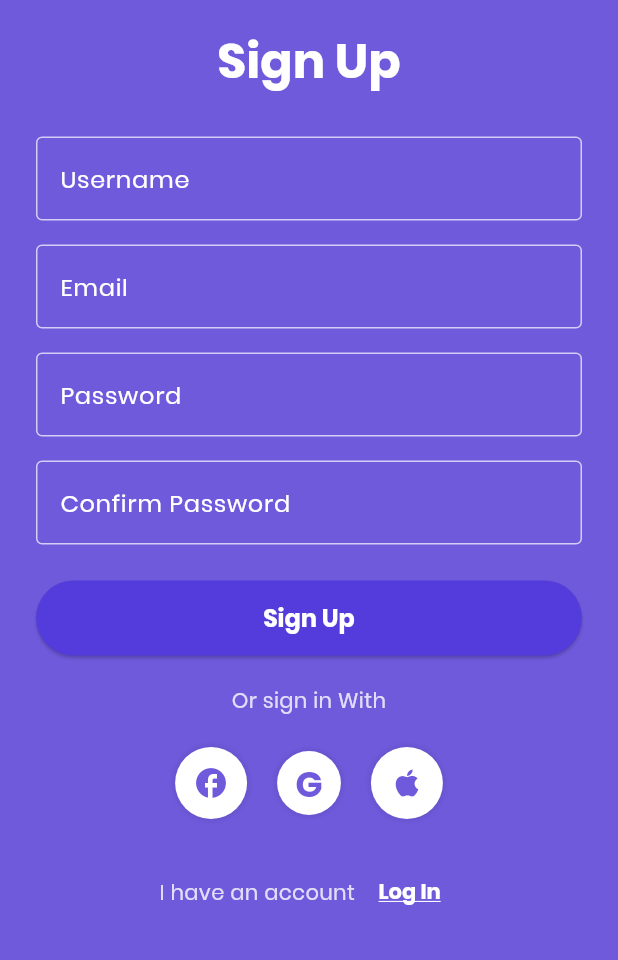
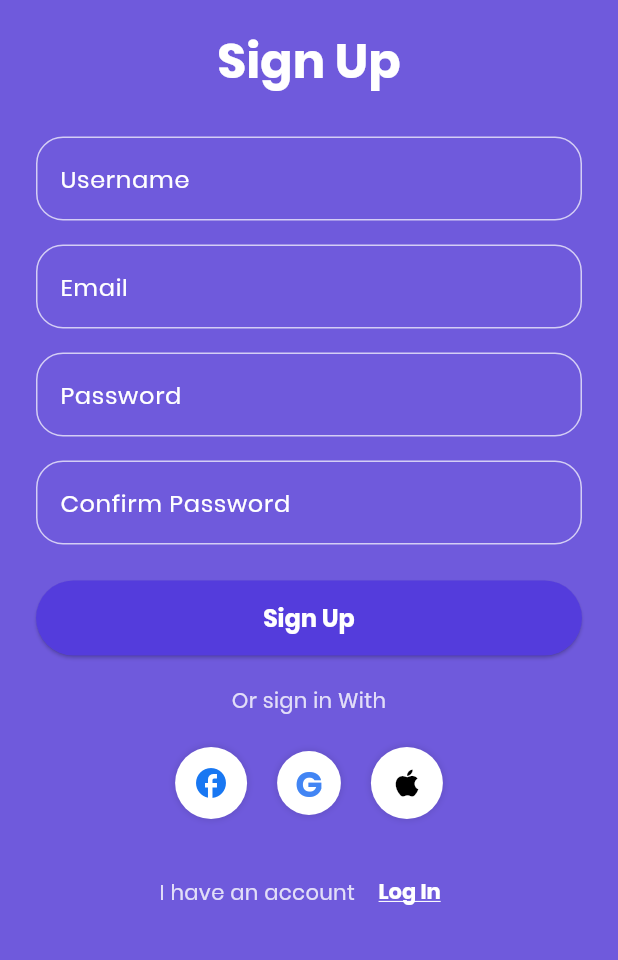
Before and after one commit to Theodore-Ross-18/Laundry-Scout, a Flutter app: the SignupScreen screen opened directly, on a phone screen of 412 x 824 dp, the part 276-1236 px from its top. Run offline on Flutter 3.47's test engine with Material 3 defaults, Android fonts, the phone set to English and light mode, and no system bars; our stand-ins replace flutter_dotenv, supabase_flutter; accounts and stored records are empty.

Commit message:
Signup Fix

```diff
--- a/laundry_scout/lib/screens/auth/signup_screen.dart
+++ b/laundry_scout/lib/screens/auth/signup_screen.dart
@@ -100,7 +100,18 @@
                     controller: _usernameController,
                     decoration: const InputDecoration(
                       labelText: 'Username',
-                      // border: OutlineInputBorder(), // Using global theme
+                      border: OutlineInputBorder(
+                        borderRadius: BorderRadius.all(Radius.circular(18.0)), // Apply border radius
+                        borderSide: BorderSide(color: Color(0xFFFFFFFF)),
+                      ),
+                      enabledBorder: OutlineInputBorder(
+                        borderRadius: BorderRadius.all(Radius.circular(18.0)), // Apply border radius
+                        borderSide: BorderSide(color: Colors.white70),
+                      ),
+                      focusedBorder: OutlineInputBorder(
+                        borderRadius: BorderRadius.all(Radius.circular(18.0)), // Apply border radius
+                        borderSide: BorderSide(color: Color(0xFFFFFFFF)),
+                      ),
                     ),
                     validator: (value) {
                       if (value == null || value.isEmpty) {
@@ -115,7 +126,18 @@
                     controller: _emailController,
                     decoration: const InputDecoration(
                       labelText: 'Email',
-                      // border: OutlineInputBorder(), // Using global theme
+                       border: OutlineInputBorder(
+                        borderRadius: BorderRadius.all(Radius.circular(18.0)), // Apply border radius
+                        borderSide: BorderSide(color: Color(0xFFFFFFFF)),
+                      ),
+                      enabledBorder: OutlineInputBorder(
+                        borderRadius: BorderRadius.all(Radius.circular(18.0)), // Apply border radius
+                        borderSide: BorderSide(color: Colors.white70),
+                      ),
+                      focusedBorder: OutlineInputBorder(
+                        borderRadius: BorderRadius.all(Radius.circular(18.0)), // Apply border radius
+                        borderSide: BorderSide(color: Color(0xFFFFFFFF)),
+                      ),
                     ),
                     validator: (value) {
                       if (value == null || value.isEmpty) {
@@ -131,7 +153,18 @@
                     controller: _passwordController,
                     decoration: const InputDecoration(
                       labelText: 'Password',
-                      // border: OutlineInputBorder(), // Using global theme
+                       border: OutlineInputBorder(
+                        borderRadius: BorderRadius.all(Radius.circular(18.0)), // Apply border radius
+                        borderSide: BorderSide(color: Color(0xFFFFFFFF)),
+                      ),
+                      enabledBorder: OutlineInputBorder(
+                        borderRadius: BorderRadius.all(Radius.circular(18.0)), // Apply border radius
+                        borderSide: BorderSide(color: Colors.white70),
+                      ),
+                      focusedBorder: OutlineInputBorder(
+                        borderRadius: BorderRadius.all(Radius.circular(18.0)), // Apply border radius
+                        borderSide: BorderSide(color: Color(0xFFFFFFFF)),
+                      ),
                     ),
                     obscureText: true,
                     validator: (value) {
@@ -148,7 +181,18 @@
                     controller: _confirmPasswordController,
                     decoration: const InputDecoration(
                       labelText: 'Confirm Password',
-                      // border: OutlineInputBorder(), // Using global theme
+                       border: OutlineInputBorder(
+                        borderRadius: BorderRadius.all(Radius.circular(18.0)), // Apply border radius
+                        borderSide: BorderSide(color: Color(0xFFFFFFFF)),
+                      ),
+                      enabledBorder: OutlineInputBorder(
+                        borderRadius: BorderRadius.all(Radius.circular(18.0)), // Apply border radius
+                        borderSide: BorderSide(color: Colors.white70),
+                      ),
+                      focusedBorder: OutlineInputBorder(
+                        borderRadius: BorderRadius.all(Radius.circular(18.0)), // Apply border radius
+                        borderSide: BorderSide(color: Color(0xFFFFFFFF)),
+                      ),
                     ),
                     obscureText: true,
                     validator: (value) {
@@ -190,22 +234,21 @@
                     mainAxisAlignment: MainAxisAlignment.center,
                     children: [
                        _buildSocialIcon(
-                        // child: Icon(FontAwesomeIcons.facebookF, color: Colors.blue),
-                        child: Icon(Icons.facebook, color: Theme.of(context).primaryColor, size: 24),
+                        child: Icon(Icons.facebook, color: Color(0xFF1877F2), size: 24), // Facebook Blue
                         onPressed: () {
                           // TODO: Implement Facebook Sign-In
                         },
                       ),
                       const SizedBox(width: 20),
                       _buildSocialIcon(
-                        child: Text('G', style: TextStyle(fontSize: 24, fontWeight: FontWeight.bold, color: Theme.of(context).primaryColor)),
+                        child: Text('G', style: TextStyle(fontSize: 24, fontWeight: FontWeight.bold, color: Color(0xFF4285F4))), // Google Blue
                         onPressed: () {
                           // TODO: Implement Google Sign-In
                         },
                       ),
                       const SizedBox(width: 20),
                       _buildSocialIcon(
-                        child: Icon(Icons.apple, color: Theme.of(context).primaryColor, size: 24),
+                        child: Icon(Icons.apple, color: Colors.black, size: 24), // Apple Black
                         onPressed: () {
                           // TODO: Implement Apple Sign-In
                         },
```
